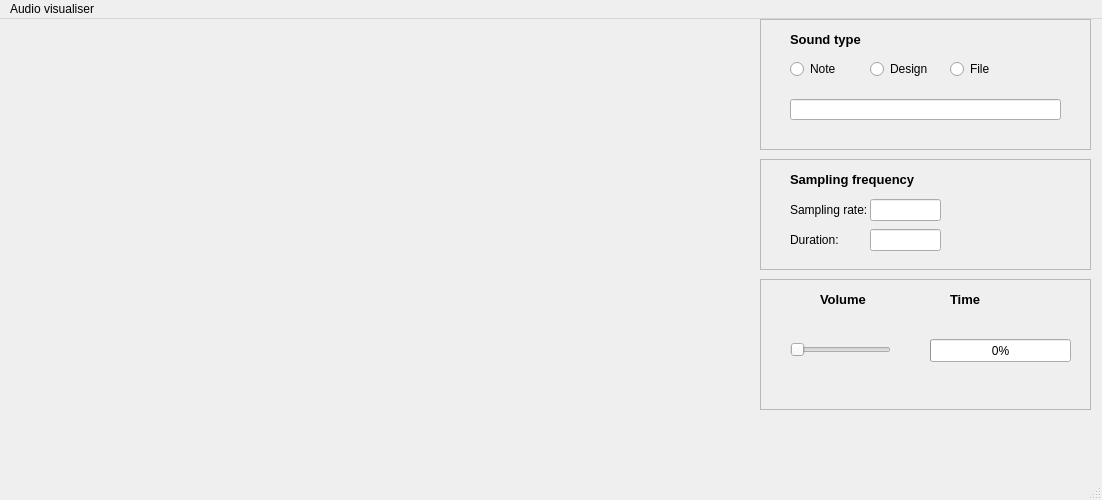
First picture: the form in audio_visualiser.ui, repository bvermeulen/audio_visualiser, before the edit.
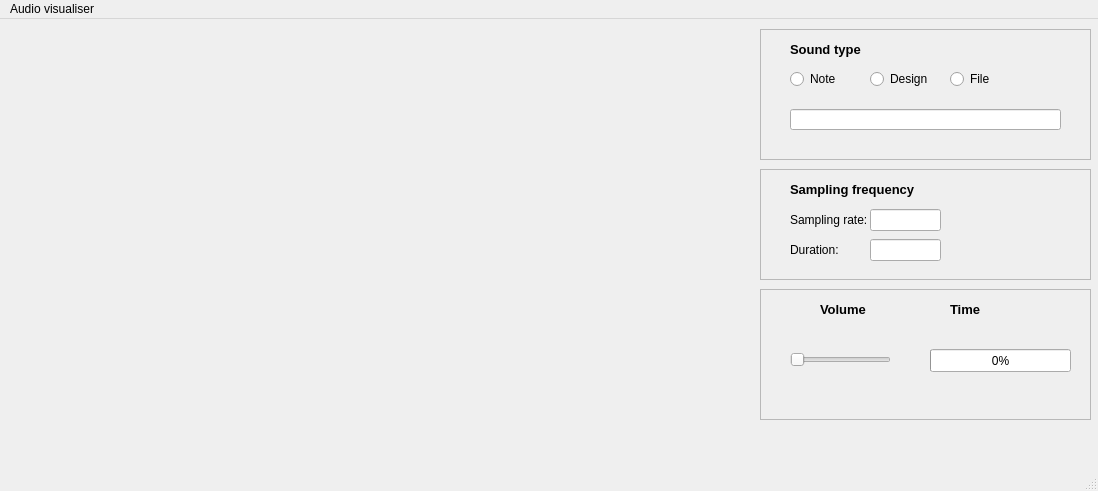
Second picture: the form after the edit. The open tabs and pages were chosen to show the change.

What changed in the file:
```diff
--- a/audio_visualiser.ui
+++ b/audio_visualiser.ui
@@ -6,8 +6,8 @@
    <rect>
     <x>0</x>
     <y>0</y>
-    <width>1102</width>
-    <height>500</height>
+    <width>1098</width>
+    <height>491</height>
    </rect>
   </property>
   <property name="windowTitle">
@@ -18,7 +18,7 @@
     <property name="geometry">
      <rect>
       <x>760</x>
-      <y>0</y>
+      <y>10</y>
       <width>331</width>
       <height>131</height>
      </rect>
@@ -215,7 +215,7 @@
     <property name="geometry">
      <rect>
       <x>760</x>
-      <y>140</y>
+      <y>150</y>
       <width>331</width>
       <height>111</height>
      </rect>
@@ -391,7 +391,7 @@
     <property name="geometry">
      <rect>
       <x>760</x>
-      <y>260</y>
+      <y>270</y>
       <width>331</width>
       <height>131</height>
      </rect>
@@ -481,8 +481,8 @@
     <rect>
      <x>0</x>
      <y>0</y>
-     <width>1102</width>
-     <height>21</height>
+     <width>1098</width>
+     <height>26</height>
     </rect>
    </property>
    <widget class="QMenu" name="menu_audio_visualiser">
```
Left out of the diff: 13 changed lines with no effect on the pictures.
